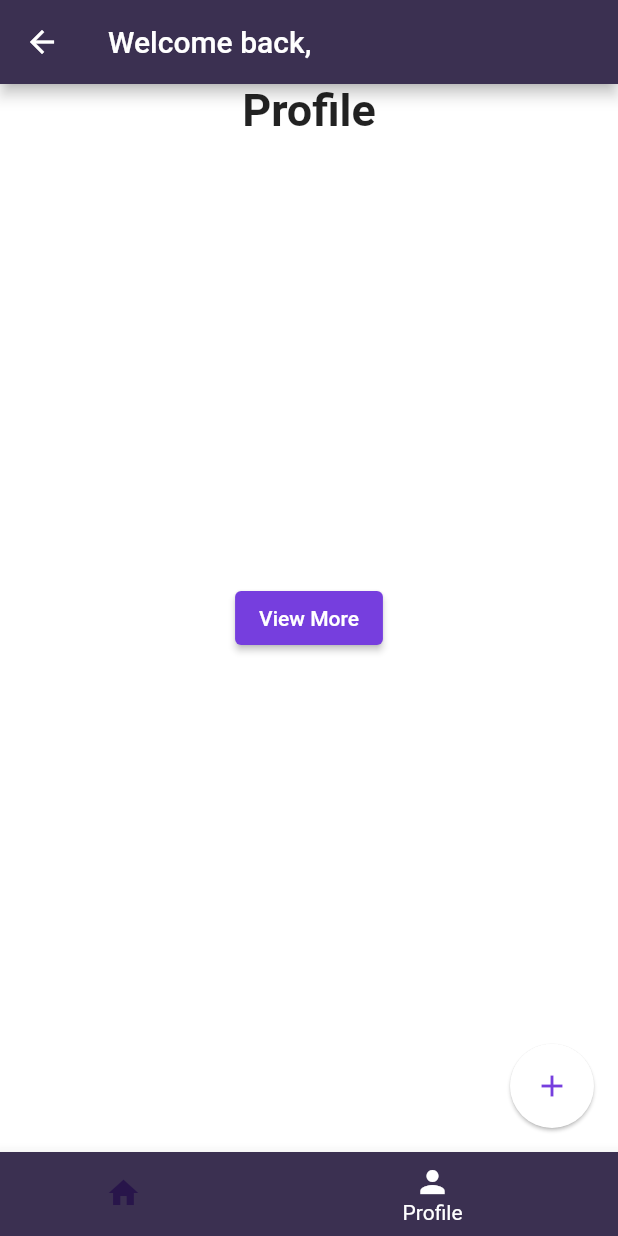
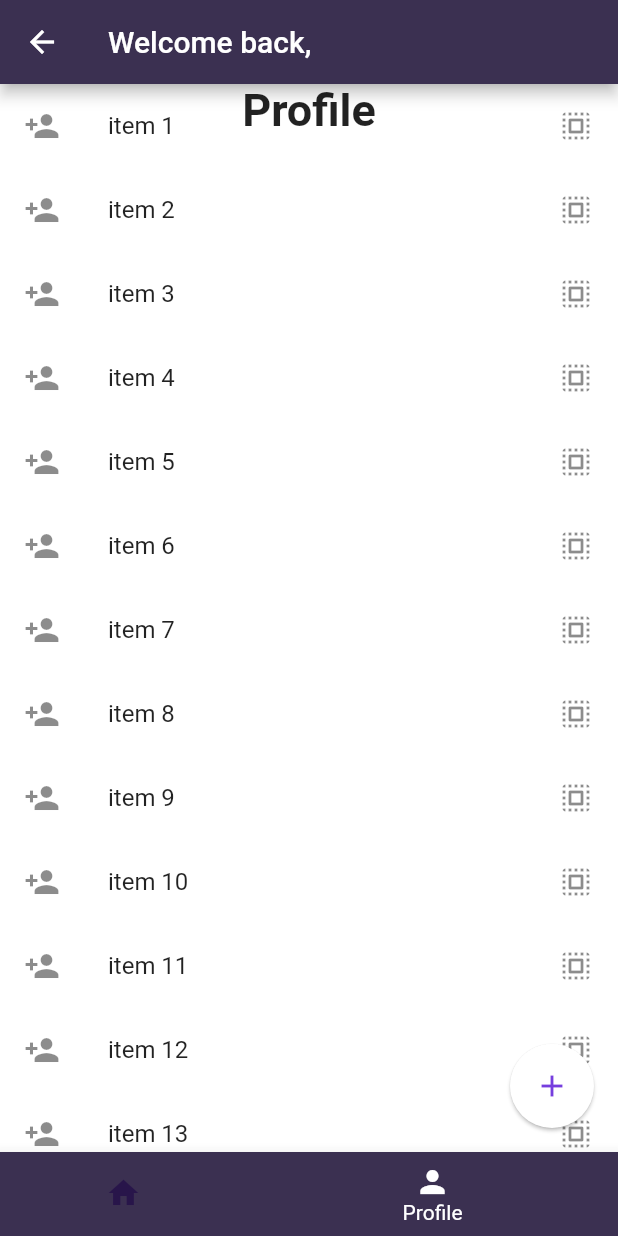
Before and after one commit to marcimastro98/Flutter-App, a Flutter app: the HomePage screen opened directly with empty values, item 2 of the bottom bar chosen, on a phone screen of 412 x 824 dp. Run offline on Flutter 3.47's test engine with Material 2 defaults, Android fonts, the phone set to English and light mode, and no system bars.

Commit message:
add profile

```diff
--- a/lib/home_page.dart
+++ b/lib/home_page.dart
@@ -1,5 +1,6 @@
 import 'package:flutter/material.dart';
 import 'package:login_page/home.dart';
+import 'package:login_page/profile_page.dart';
 
 class HomePage extends StatefulWidget {
   final String email;
@@ -11,6 +12,8 @@ class HomePage extends StatefulWidget {
 
 // ignore: camel_case_types
 class _homePageState extends State<HomePage> {
+  List<Widget> pages = [const Home(), const ProfilePage()];
+
   int currentPage = 0;
   static const TextStyle optionStyle =
       TextStyle(fontSize: 30, fontWeight: FontWeight.bold);
@@ -50,7 +53,7 @@ class _homePageState extends State<HomePage> {
           Align(
               alignment: Alignment.topCenter,
               child: _widgetOptions.elementAt(currentPage)),
-          const Align(alignment: Alignment.center, child: Home()),
+          Align(alignment: Alignment.center, child: pages[currentPage]),
         ],
       ),
       floatingActionButton: FloatingActionButton(
--- /dev/null
+++ b/lib/profile_page.dart
@@ -0,0 +1,26 @@
+import 'package:flutter/material.dart';
+import 'package:flutter/src/widgets/container.dart';
+import 'package:flutter/src/widgets/framework.dart';
+
+const int itemCount = 20;
+
+class ProfilePage extends StatelessWidget {
+  const ProfilePage({super.key});
+
+  @override
+  Widget build(BuildContext context) {
+    return ListView.builder(
+      itemCount: itemCount,
+      itemBuilder: ((context, index) {
+        return ListTile(
+          title: Text('item ${(index + 1)}'),
+          leading: const Icon(Icons.person_add),
+          trailing: const Icon(Icons.select_all_rounded),
+          onTap: () {
+            debugPrint('You select item ${index + 1}');
+          },
+        );
+      }),
+    );
+  }
+}
--- a/pubspec.yaml
+++ b/pubspec.yaml
@@ -32,7 +32,6 @@ dependencies:
   flutter:
     sdk: flutter
 
-
   # The following adds the Cupertino Icons font to your application.
   # Use with the CupertinoIcons class for iOS style icons.
   cupertino_icons: ^1.0.2
@@ -53,15 +52,14 @@ dev_dependencies:
 
 # The following section is specific to Flutter packages.
 flutter:
-
   # The following line ensures that the Material Icons font is
   # included with your application, so that you can use the icons in
   # the material Icons class.
   uses-material-design: true
 
   # To add assets to your application, add an assets section, like this:
-  # assets:
-  #   - images/a_dot_burr.jpeg
+  assets:
+    - images/
   #   - images/a_dot_ham.jpeg
 
   # An image asset can refer to one or more resolution-specific "variants", see
```
Also changed, not shown: lib/view_more_page.dart (+77 -0 lines), images/image.jpeg (added).
